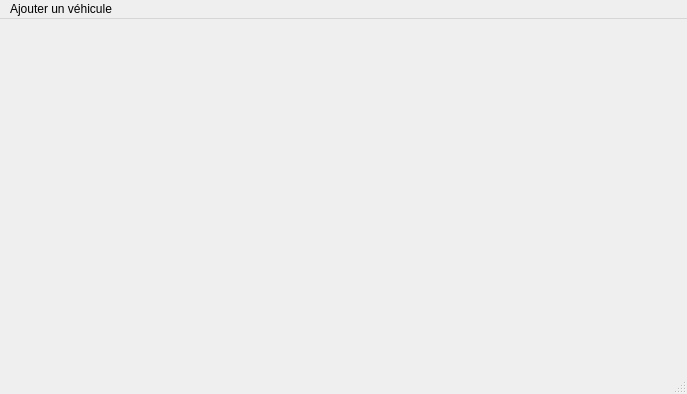
First picture: the form in TP4/ProprietaireQt/proprietaireqt.ui, repository francisboulianne/TP4, before the edit.
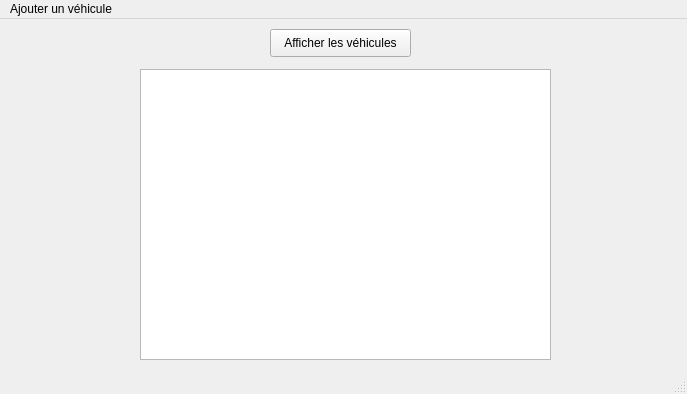
Second picture: the form after the edit.

Diff of the .ui file:
```diff
--- a/TP4/ProprietaireQt/proprietaireqt.ui
+++ b/TP4/ProprietaireQt/proprietaireqt.ui
@@ -13,7 +13,31 @@
   <property name="windowTitle">
    <string>MainWindow</string>
   </property>
-  <widget class="QWidget" name="centralwidget"/>
+  <widget class="QWidget" name="centralwidget">
+   <widget class="QPushButton" name="pushButton_afficherVehicule">
+    <property name="geometry">
+     <rect>
+      <x>270</x>
+      <y>10</y>
+      <width>141</width>
+      <height>28</height>
+     </rect>
+    </property>
+    <property name="text">
+     <string>Afficher les véhicules</string>
+    </property>
+   </widget>
+   <widget class="QTextEdit" name="textEdit">
+    <property name="geometry">
+     <rect>
+      <x>140</x>
+      <y>50</y>
+      <width>411</width>
+      <height>291</height>
+     </rect>
+    </property>
+   </widget>
+  </widget>
   <widget class="QMenuBar" name="menubar">
    <property name="geometry">
     <rect>
```
